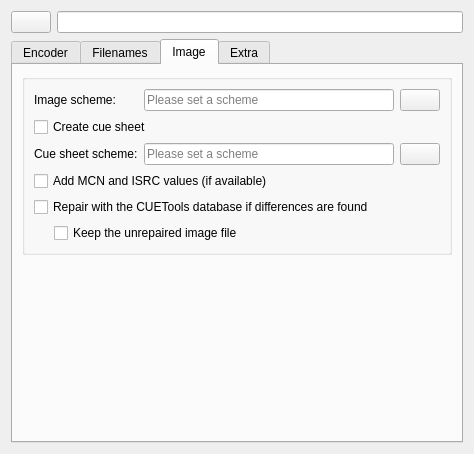
Above: dialogs/profiledatawidgetUI.ui from KDE/audex before the change. Below: the same form after it.
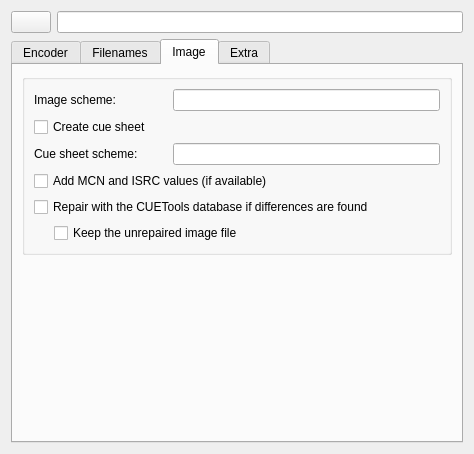
That is the form after the change. The open tabs and pages were chosen to show the change. Custom widgets are drawn as their Qt base class.

Commit message: replace the scheme wizard dialogs with an inline SchemeEdit widget

Patch:
```diff
--- a/dialogs/profiledatawidgetUI.ui
+++ b/dialogs/profiledatawidgetUI.ui
@@ -228,16 +228,13 @@
             </property>
            </widget>
           </item>
-          <item row="0" column="1">
-           <widget class="QLineEdit" name="qlineedit_image_scheme">
-            <property name="placeholderText">
-             <string>Please set a scheme</string>
+          <item row="0" column="1" colspan="2">
+           <widget class="SchemeEdit" name="schemeedit_image_scheme">
+            <property name="kind">
+             <enum>SchemeEdit::Filename</enum>
             </property>
            </widget>
           </item>
-          <item row="0" column="2">
-           <widget class="QPushButton" name="kpushbutton_image_scheme"/>
-          </item>
           <item row="1" column="0" colspan="3">
            <widget class="QCheckBox" name="checkBox_cue">
             <property name="text">
@@ -252,16 +249,13 @@
             </property>
            </widget>
           </item>
-          <item row="2" column="1">
-           <widget class="QLineEdit" name="qlineedit_cue_scheme">
-            <property name="placeholderText">
-             <string>Please set a scheme</string>
+          <item row="2" column="1" colspan="2">
+           <widget class="SchemeEdit" name="schemeedit_cue_scheme">
+            <property name="kind">
+             <enum>SchemeEdit::Filename</enum>
             </property>
            </widget>
           </item>
-          <item row="2" column="2">
-           <widget class="QPushButton" name="kpushbutton_cue_scheme"/>
-          </item>
           <item row="3" column="0" colspan="3">
            <widget class="QCheckBox" name="checkBox_cue_mcn_isrc">
             <property name="toolTip">
@@ -457,6 +451,11 @@
   </layout>
  </widget>
  <customwidgets>
+  <customwidget>
+   <class>SchemeEdit</class>
+   <extends>QLineEdit</extends>
+   <header>widgets/schemeedit.h</header>
+  </customwidget>
   <customwidget>
    <class>KComboBox</class>
    <extends>QComboBox</extends>
```
Left out of the diff: 16 changed lines with no effect on the pictures. The commit also changes 41 other files.
